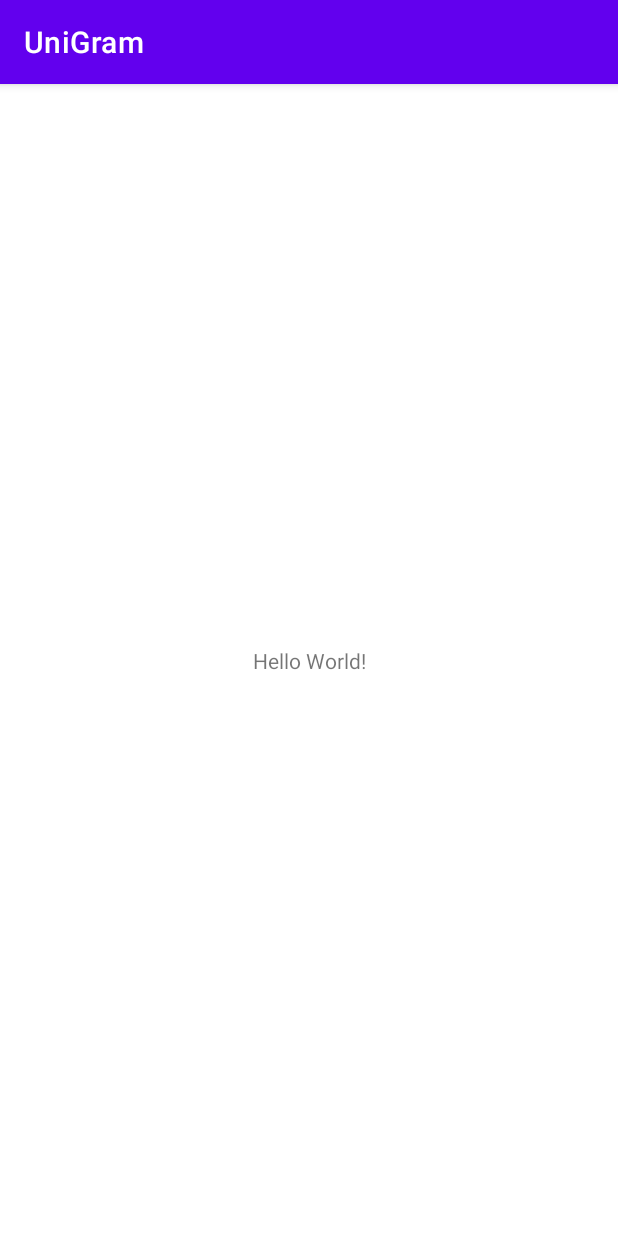
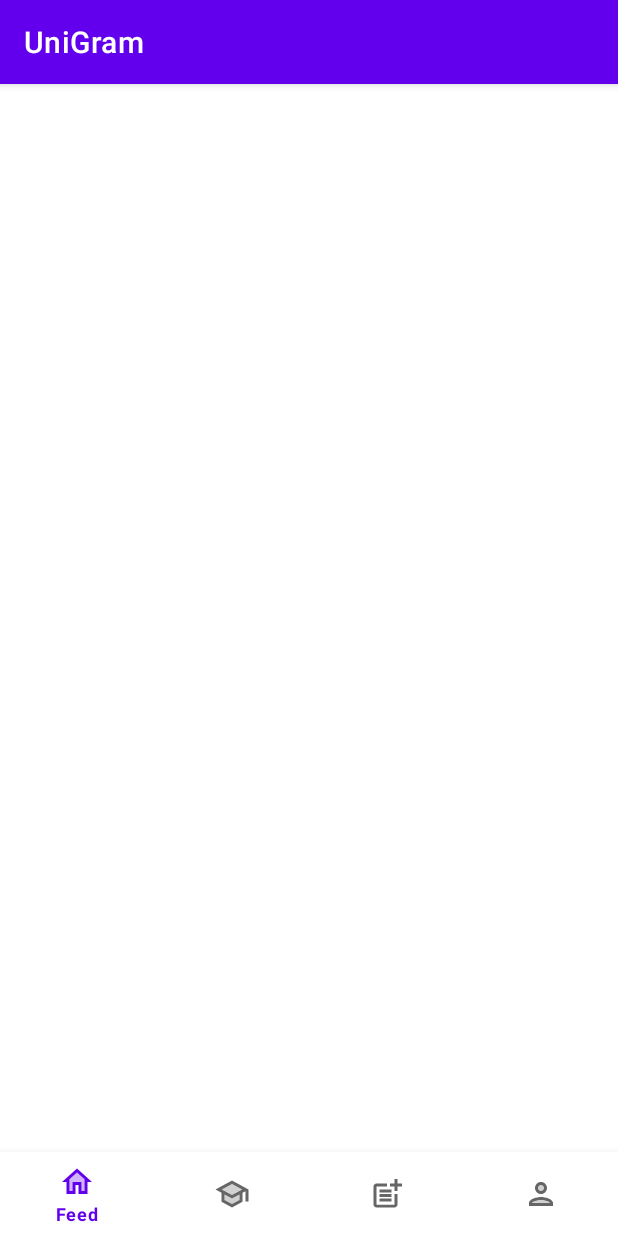
Before and after one commit to Codepath-Group16/UniGram, an Android app: the screen it shows after launch (MainActivity), on a phone screen of 412 x 824 dp. Run offline under Robolectric (Android 15) with nearby library versions, the phone set to English and light mode, and no system bars; libraries missing offline, so code that uses them is left out: com.parse; 1 statement that could not run was skipped.

Commit message:
✨ feat: add bottom navigation with two-tone icons

```diff
--- /dev/null
+++ b/app/src/main/res/drawable/ic_home.xml
@@ -0,0 +1,15 @@
+<vector xmlns:android="http://schemas.android.com/apk/res/android"
+    android:width="24dp"
+    android:height="24dp"
+    android:viewportWidth="24"
+    android:viewportHeight="24"
+    android:tint="?attr/colorControlNormal">
+  <path
+      android:fillColor="@android:color/white"
+      android:pathData="M12,3L2,12h3v8h6v-6h2v6h6v-8h3L12,3zM17,18h-2v-6L9,12v6L7,18v-7.81l5,-4.5 5,4.5L17,18z"/>
+  <path
+      android:fillColor="@android:color/white"
+      android:pathData="M7,10.19V18h2v-6h6v6h2v-7.81l-5,-4.5z"
+      android:strokeAlpha="0.3"
+      android:fillAlpha="0.3"/>
+</vector>
--- /dev/null
+++ b/app/src/main/res/drawable/ic_person.xml
@@ -0,0 +1,20 @@
+<vector xmlns:android="http://schemas.android.com/apk/res/android"
+    android:width="24dp"
+    android:height="24dp"
+    android:viewportWidth="24"
+    android:viewportHeight="24"
+    android:tint="?attr/colorControlNormal">
+  <path
+      android:fillColor="@android:color/white"
+      android:pathData="M12,16c-2.69,0 -5.77,1.28 -6,2h12c-0.2,-0.71 -3.3,-2 -6,-2z"
+      android:strokeAlpha="0.3"
+      android:fillAlpha="0.3"/>
+  <path
+      android:fillColor="@android:color/white"
+      android:pathData="M12,8m-2,0a2,2 0,1 1,4 0a2,2 0,1 1,-4 0"
+      android:strokeAlpha="0.3"
+      android:fillAlpha="0.3"/>
+  <path
+      android:fillColor="@android:color/white"
+      android:pathData="M12,14c-2.67,0 -8,1.34 -8,4v2h16v-2c0,-2.66 -5.33,-4 -8,-4zM6,18c0.22,-0.72 3.31,-2 6,-2 2.7,0 5.8,1.29 6,2L6,18zM12,12c2.21,0 4,-1.79 4,-4s-1.79,-4 -4,-4 -4,1.79 -4,4 1.79,4 4,4zM12,6c1.1,0 2,0.9 2,2s-0.9,2 -2,2 -2,-0.9 -2,-2 0.9,-2 2,-2z"/>
+</vector>
--- /dev/null
+++ b/app/src/main/res/drawable/ic_post_add.xml
@@ -0,0 +1,22 @@
+<vector xmlns:android="http://schemas.android.com/apk/res/android"
+    android:width="24dp"
+    android:height="24dp"
+    android:viewportWidth="24"
+    android:viewportHeight="24"
+    android:tint="?attr/colorControlNormal">
+  <path
+      android:fillColor="@android:color/white"
+      android:pathData="M17,19.22H5V7h7V5H5C3.9,5 3,5.9 3,7v12c0,1.1 0.9,2 2,2h12c1.1,0 2,-0.9 2,-2v-7h-2V19.22z"/>
+  <path
+      android:fillColor="@android:color/white"
+      android:pathData="M19,2h-2v3h-3c0.01,0.01 0,2 0,2h3v2.99c0.01,0.01 2,0 2,0V7h3V5h-3V2z"/>
+  <path
+      android:fillColor="@android:color/white"
+      android:pathData="M7,9h8v2h-8z"/>
+  <path
+      android:fillColor="@android:color/white"
+      android:pathData="M7,12l0,2l8,0l0,-2l-3,0z"/>
+  <path
+      android:fillColor="@android:color/white"
+      android:pathData="M7,15h8v2h-8z"/>
+</vector>
--- /dev/null
+++ b/app/src/main/res/drawable/ic_school.xml
@@ -0,0 +1,15 @@
+<vector xmlns:android="http://schemas.android.com/apk/res/android"
+    android:width="24dp"
+    android:height="24dp"
+    android:viewportWidth="24"
+    android:viewportHeight="24"
+    android:tint="?attr/colorControlNormal">
+  <path
+      android:fillColor="@android:color/white"
+      android:pathData="M7,12.27v3.72l5,2.73 5,-2.73v-3.72L12,15zM5.18,9L12,12.72 18.82,9 12,5.28z"
+      android:strokeAlpha="0.3"
+      android:fillAlpha="0.3"/>
+  <path
+      android:fillColor="@android:color/white"
+      android:pathData="M12,3L1,9l4,2.18v6L12,21l7,-3.82v-6l2,-1.09L21,17h2L23,9L12,3zM17,15.99l-5,2.73 -5,-2.73v-3.72L12,15l5,-2.73v3.72zM12,12.72L5.18,9 12,5.28 18.82,9 12,12.72z"/>
+</vector>
--- a/app/src/main/res/layout/activity_main.xml
+++ b/app/src/main/res/layout/activity_main.xml
@@ -6,13 +6,11 @@
     android:layout_height="match_parent"
     tools:context=".MainActivity">
 
-    <TextView
-        android:layout_width="wrap_content"
-        android:layout_height="wrap_content"
-        android:text="Hello World!"
+    <com.google.android.material.bottomnavigation.BottomNavigationView
+        android:layout_width="match_parent"
+        android:layout_height="0dp"
+        app:menu="@menu/main_bottom_navigation"
         app:layout_constraintBottom_toBottomOf="parent"
-        app:layout_constraintLeft_toLeftOf="parent"
-        app:layout_constraintRight_toRightOf="parent"
-        app:layout_constraintTop_toTopOf="parent" />
-
+        app:layout_constraintEnd_toEndOf="parent"
+        app:layout_constraintStart_toStartOf="parent" />
 </androidx.constraintlayout.widget.ConstraintLayout>
--- /dev/null
+++ b/app/src/main/res/menu/main_bottom_navigation.xml
@@ -0,0 +1,32 @@
+<?xml version="1.0" encoding="utf-8"?>
+<menu xmlns:android="http://schemas.android.com/apk/res/android">
+
+    <item
+        android:id="@+id/action_feed"
+        android:checkable="true"
+        android:enabled="true"
+        android:icon="@drawable/ic_home"
+        android:title="@string/feed"
+        android:visible="true" />
+    <item
+        android:id="@+id/action_explore"
+        android:checkable="true"
+        android:enabled="true"
+        android:icon="@drawable/ic_school"
+        android:title="@string/explore"
+        android:visible="true" />
+    <item
+        android:id="@+id/action_post"
+        android:checkable="true"
+        android:icon="@drawable/ic_post_add"
+        android:title="@string/post"
+        android:visible="true" />
+    <item
+        android:id="@+id/action_profile"
+        android:checkable="true"
+        android:enabled="true"
+        android:icon="@drawable/ic_person"
+        android:title="@string/profile"
+        android:visible="true" />
+
+</menu>
--- a/app/src/main/res/values/strings.xml
+++ b/app/src/main/res/values/strings.xml
@@ -1,3 +1,7 @@
 <resources>
     <string name="app_name">UniGram</string>
+    <string name="feed">Feed</string>
+    <string name="explore">Explore</string>
+    <string name="post">Post</string>
+    <string name="profile">Profile</string>
 </resources>
```
